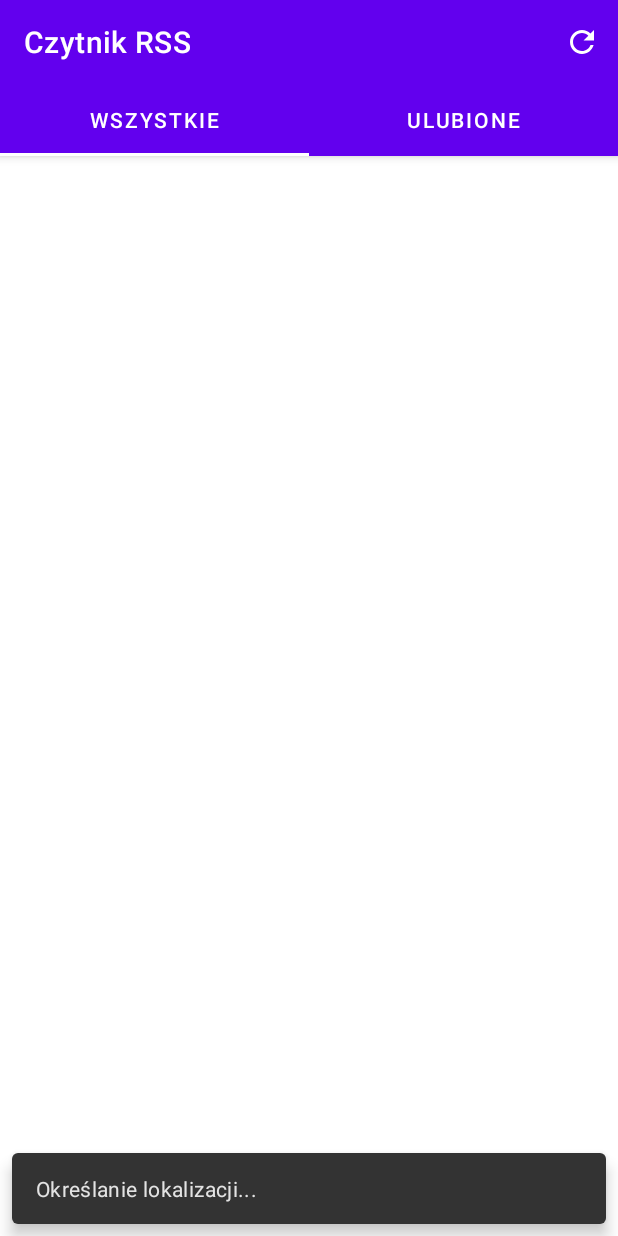
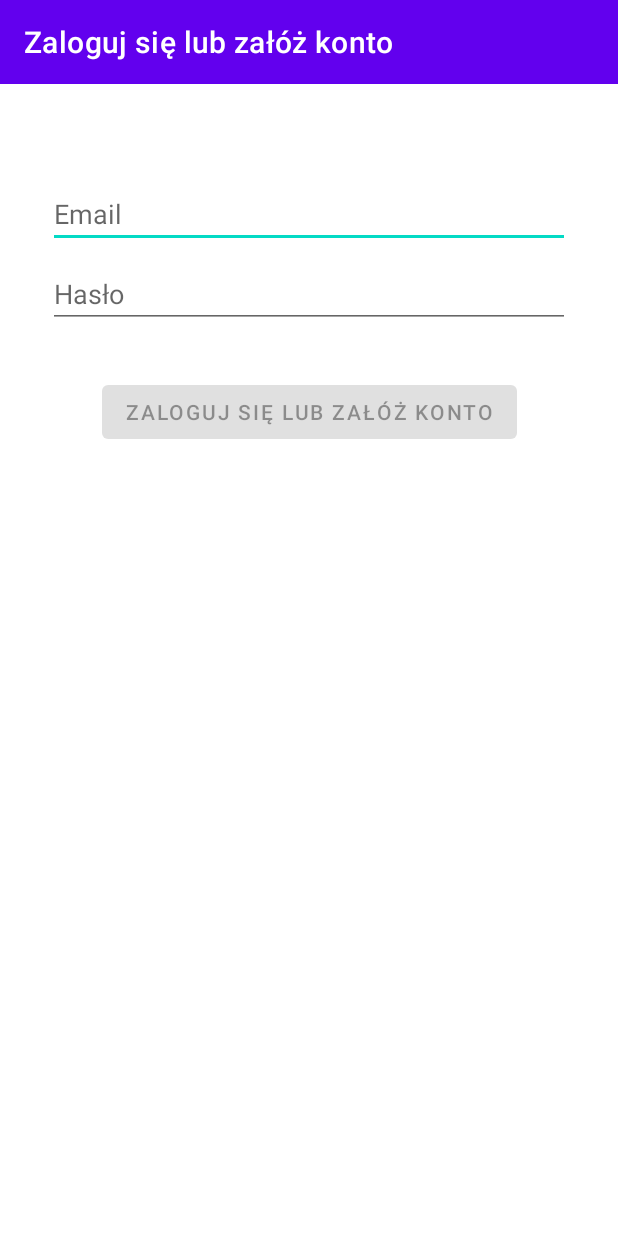
Before and after one commit to Electronic-Mango/rss-reader, an Android app: the screen it shows after launch (MainActivity before the commit, LoginActivity after it), on a phone screen of 412 x 824 dp. Run offline under Robolectric (Android 15) with nearby library versions, the phone set to English and light mode, and no system bars; our stand-ins replace Firebase (no records; nobody signed in at launch, a user with empty details on screens opened directly), Room's generated code; 1 statement that could not run was skipped.

Commit message:
Add sign-in/sign-up via email to Firebase
Add client authentication to Firebase via email and password.
Users can sign in to existing account, or create a new one.
No verification of created accounts is added.

google-services.json is temporarily not commited on purpose.

```diff
--- a/app/build.gradle
+++ b/app/build.gradle
@@ -2,6 +2,7 @@ plugins {
     id 'com.android.application'
     id 'kotlin-android'
     id 'kotlin-kapt'
+    id 'com.google.gms.google-services'
 }
 
 android {
@@ -60,6 +61,8 @@ dependencies {
     implementation 'com.google.android.gms:play-services-auth:19.0.0'
     implementation 'androidx.room:room-runtime:2.3.0'
     implementation "androidx.room:room-ktx:2.3.0"
+    implementation 'com.google.firebase:firebase-auth:21.0.1'
+    implementation 'androidx.annotation:annotation:1.1.0'
     kapt "androidx.room:room-compiler:2.3.0"
     testImplementation 'junit:junit:4.13.2'
     androidTestImplementation 'androidx.test.ext:junit:1.1.2'
--- a/app/src/main/AndroidManifest.xml
+++ b/app/src/main/AndroidManifest.xml
@@ -14,6 +14,11 @@
         android:supportsRtl="true"
         android:theme="@style/Theme.PrmProject2">
         <activity
+            android:name=".ui.login.LoginActivity"
+            android:label="@string/title_activity_login"
+            android:theme="@style/Theme.PrmProject2.NoActionBar"
+            android:windowSoftInputMode="adjustResize" />
+        <activity
             android:name=".ui.main.MainActivity"
             android:label="@string/app_name"
             android:theme="@style/Theme.PrmProject2.NoActionBar">
--- /dev/null
+++ b/app/src/main/java/prm/project2/ui/FirebaseUtils.kt
@@ -0,0 +1,7 @@
+package prm.project2.ui
+
+import com.google.firebase.auth.FirebaseAuth
+
+object FirebaseUtils {
+    val firebaseAuth = FirebaseAuth.getInstance()
+}
--- /dev/null
+++ b/app/src/main/java/prm/project2/ui/login/LoginActivity.kt
@@ -0,0 +1,113 @@
+package prm.project2.ui.login
+
+import android.app.Activity
+import android.os.Bundle
+import android.text.Editable
+import android.text.TextWatcher
+import android.view.MenuItem
+import android.view.View
+import android.view.inputmethod.EditorInfo
+import android.widget.Button
+import android.widget.EditText
+import android.widget.ProgressBar
+import androidx.activity.viewModels
+import androidx.appcompat.app.AppCompatActivity
+import androidx.lifecycle.Observer
+import com.google.android.gms.tasks.Task
+import com.google.android.material.snackbar.Snackbar
+import com.google.android.material.snackbar.Snackbar.LENGTH_INDEFINITE
+import com.google.firebase.auth.AuthResult
+import prm.project2.R
+import prm.project2.databinding.ActivityLoginBinding
+import prm.project2.ui.FirebaseUtils.firebaseAuth
+
+class LoginActivity : AppCompatActivity() {
+
+    private val loginFormViewModel: LoginFormViewModel by viewModels()
+    private val binding by lazy { ActivityLoginBinding.inflate(layoutInflater) }
+    private lateinit var email: EditText
+    private lateinit var password: EditText
+    private lateinit var login: Button
+    private lateinit var loading: ProgressBar
+
+    override fun onCreate(savedInstanceState: Bundle?) {
+        super.onCreate(savedInstanceState)
+        setContentView(binding.root)
+        setSupportActionBar(binding.toolbarLoginActivity)
+
+        email = binding.email
+        password = binding.password
+        login = binding.login
+        loading = binding.loading
+
+        loginFormViewModel.loginFormState.observe(this@LoginActivity, Observer {
+            val loginState = it ?: return@Observer
+            login.isEnabled = loginState.isDataValid
+            loginState.emailError?.let { email.error = getString(loginState.emailError) }
+            loginState.passwordError?.let { password.error = getString(loginState.passwordError) }
+        })
+
+        email.afterTextChanged { loginFormViewModel.loginDataChanged(email.toText(), password.toText()) }
+
+        password.apply {
+            afterTextChanged { loginFormViewModel.loginDataChanged(email.toText(), password.toText()) }
+
+            setOnEditorActionListener { _, actionId, _ ->
+                return@setOnEditorActionListener when (actionId) {
+                    EditorInfo.IME_ACTION_DONE -> {
+                        loginOrSignup()
+                        true
+                    }
+                    else -> false
+                }
+            }
+
+            login.setOnClickListener { loginOrSignup() }
+        }
+    }
+
+    private fun loginOrSignup() {
+        loading.visibility = View.VISIBLE
+        firebaseAuth.signInWithEmailAndPassword(email.toText(), password.toText())
+            .addOnCompleteListener(this::handleSignIn)
+    }
+
+    private fun handleSignIn(signInTask: Task<AuthResult>) {
+        if (signInTask.isSuccessful) {
+            loading.visibility = View.GONE
+            setResult(Activity.RESULT_OK)
+            finish()
+        } else {
+            firebaseAuth.createUserWithEmailAndPassword(email.toText(), password.toText())
+                .addOnCompleteListener(this::handleSignUp)
+        }
+    }
+
+    private fun handleSignUp(signUpTask: Task<AuthResult>) {
+        if (signUpTask.isSuccessful) {
+            loading.visibility = View.GONE
+            setResult(Activity.RESULT_OK)
+            finish()
+        } else {
+            loading.visibility = View.GONE
+            Snackbar.make(binding.container, getString(R.string.login_failed), LENGTH_INDEFINITE).show()
+        }
+    }
+}
+
+/**
+ * Extension function to simplify setting an afterTextChanged action to EditText components.
+ */
+private fun EditText.afterTextChanged(afterTextChanged: (String) -> Unit) {
+    this.addTextChangedListener(object : TextWatcher {
+        override fun afterTextChanged(editable: Editable?) {
+            afterTextChanged.invoke(editable.toString())
+        }
+
+        override fun beforeTextChanged(s: CharSequence, start: Int, count: Int, after: Int) {}
+
+        override fun onTextChanged(s: CharSequence, start: Int, before: Int, count: Int) {}
+    })
+}
+
+private fun EditText.toText(): String = this.text.toString()
--- a/app/src/main/java/prm/project2/ui/main/MainActivity.kt
+++ b/app/src/main/java/prm/project2/ui/main/MainActivity.kt
@@ -5,7 +5,7 @@ import android.Manifest.permission.ACCESS_FINE_LOCATION
 import android.annotation.SuppressLint
 import android.app.AlertDialog
 import android.content.Intent
-import android.content.pm.PackageManager
+import android.content.pm.PackageManager.PERMISSION_GRANTED
 import android.graphics.Bitmap
 import android.graphics.BitmapFactory
 import android.location.Geocoder
@@ -23,6 +23,9 @@ import androidx.activity.result.contract.ActivityResultContracts.StartActivityFo
 import androidx.activity.viewModels
 import androidx.appcompat.app.AppCompatActivity
 import androidx.room.Room
+import com.google.android.gms.auth.api.Auth
+import com.google.android.gms.auth.api.signin.GoogleSignIn
+import com.google.android.gms.auth.api.signin.GoogleSignInOptions
 import com.google.android.gms.common.GooglePlayServicesNotAvailableException
 import com.google.android.gms.common.GooglePlayServicesRepairableException
 import com.google.android.gms.common.GooglePlayServicesUtil
@@ -47,6 +50,8 @@ import prm.project2.database.ReadRssGuidDatabase
 import prm.project2.databinding.ActivityMainBinding
 import prm.project2.rssentries.RssEntry
 import prm.project2.rssentries.parseRssStream
+import prm.project2.ui.FirebaseUtils.firebaseAuth
+import prm.project2.ui.login.LoginActivity
 import prm.project2.ui.main.rssentries.rssentriesall.RssEntriesAllViewModel
 import prm.project2.ui.main.rssentries.rssentriesfavourites.RssEntriesFavouritesViewModel
 import prm.project2.ui.rssentrydetails.RssEntryDetailsActivity
@@ -54,20 +59,26 @@ import java.io.IOException
 import java.net.HttpURLConnection
 import java.net.MalformedURLException
 import java.net.URL
-import java.util.*
+import java.util.Locale
 import java.util.stream.Collectors.toList
 import kotlin.concurrent.thread
 
 private const val RSS_LINK_POLAND = "https://www.polsatnews.pl/rss/polska.xml"
 private const val RSS_LINK_INTERNATIONAL = "https://www.polsatnews.pl/rss/swiat.xml"
-private const val LOCATION_PERMISSION_REQUEST = 100
+private const val LOCATION_REQUEST_ID = 100
 
 class MainActivity : AppCompatActivity() {
 
     private val rssEntriesAllViewModel: RssEntriesAllViewModel by viewModels()
     private val rssEntriesFavouritesViewModel: RssEntriesFavouritesViewModel by viewModels()
-    private val showRssEntryDetails = registerForActivityResult(StartActivityForResult()) {
+    private val showRssEntryDetailsActivityResult = registerForActivityResult(StartActivityForResult()) {
         handleRssEntryDetailsResponse(it)
+    }
+    private val loginActivityResult = registerForActivityResult(StartActivityForResult()) {
+        if (it.resultCode == RESULT_CANCELED) {
+            finish()
+        }
+        // TODO: Consider some kind of response for login, perhaps small UI indication + logout possibility?
     }
     private val locationClient by lazy { LocationServices.getFusedLocationProviderClient(this) }
     private val locationCancellationToken by lazy { CancellationTokenSource().token }
@@ -77,6 +88,12 @@ class MainActivity : AppCompatActivity() {
     override fun onCreate(savedInstanceState: Bundle?) {
         super.onCreate(savedInstanceState)
         setContentView(R.layout.activity_main)
+
+        firebaseAuth.signOut()
+
+        if (firebaseAuth.currentUser == null) {
+            Intent(this, LoginActivity::class.java).let { loginActivityResult.launch(it) }
+        }
 
         setSupportActionBar(binding.toolbarMainActivity)
         setContentView(binding.root)
@@ -120,8 +137,8 @@ class MainActivity : AppCompatActivity() {
 
     private fun checkLocationPermissionAndCurrentLocation(): Boolean {
         showIndefiniteSnackbar(binding.viewPager, "Określanie lokalizacji...")
-        if (checkPermissions(ACCESS_COARSE_LOCATION, ACCESS_FINE_LOCATION)) {
-            requestPermissions(arrayOf(ACCESS_COARSE_LOCATION, ACCESS_FINE_LOCATION), LOCATION_PERMISSION_REQUEST)
+        if (!checkPermissionsGranted(ACCESS_COARSE_LOCATION, ACCESS_FINE_LOCATION)) {
+            requestPermissions(arrayOf(ACCESS_COARSE_LOCATION, ACCESS_FINE_LOCATION), LOCATION_REQUEST_ID)
         } else {
             checkCurrentLocation()
         }
@@ -130,7 +147,7 @@ class MainActivity : AppCompatActivity() {
 
     override fun onRequestPermissionsResult(requestCode: Int, permissions: Array<out String>, grantResults: IntArray) {
         when (requestCode) {
-            LOCATION_PERMISSION_REQUEST -> handleLocationRequestResult(permissions, grantResults)
+            LOCATION_REQUEST_ID -> handleLocationRequestResult(permissions, grantResults)
             else -> super.onRequestPermissionsResult(requestCode, permissions, grantResults)
         }
     }
@@ -139,7 +156,7 @@ class MainActivity : AppCompatActivity() {
         if (checkLocationRequestResults(permissions, grantResults)) {
             checkCurrentLocation()
         } else {
-            loadRssWithoutLocationData()
+            loadRssWithoutLocationData("Brak dostępu do lokalizacji")
         }
     }
 
@@ -224,8 +241,6 @@ class MainActivity : AppCompatActivity() {
         }
     }
 
-    private fun String.toEntity(): ReadRssGuid = ReadRssGuid(this)
-
     private fun runFullRssEntryDetailsActivity(rssEntry: RssEntry) {
         val intent = Intent(this, RssEntryDetailsActivity::class.java).apply {
             putExtra(INTENT_DATA_GUID, rssEntry.guid)
@@ -236,7 +251,8 @@ class MainActivity : AppCompatActivity() {
             putExtra(INTENT_DATA_FAVOURITE, rssEntry.favourite)
         }
         IMAGE_TO_SHOW = rssEntry.image
-        showRssEntryDetails.launch(intent)
+
+        showRssEntryDetailsActivityResult.launch(intent)
     }
 
     private fun toggleFavouriteOnRssEntry(rssEntry: RssEntry) {
@@ -279,15 +295,15 @@ class MainActivity : AppCompatActivity() {
         }
     }
 
-    private fun checkPermissions(vararg permissions: String): Boolean {
-        return permissions.map { checkSelfPermission(it) != PackageManager.PERMISSION_GRANTED }.all { it }
+    private fun checkPermissionsGranted(vararg permissions: String): Boolean {
+        return permissions.map { checkSelfPermission(it) == PERMISSION_GRANTED }.all { it }
     }
 
     private fun checkLocationRequestResults(permissions: Array<out String>, grantResults: IntArray): Boolean {
         return permissions.contains(ACCESS_COARSE_LOCATION)
                 && permissions.contains(ACCESS_FINE_LOCATION)
-                && grantResults[permissions.indexOf(ACCESS_COARSE_LOCATION)] == PackageManager.PERMISSION_GRANTED
-                && grantResults[permissions.indexOf(ACCESS_FINE_LOCATION)] == PackageManager.PERMISSION_GRANTED
+                && grantResults[permissions.indexOf(ACCESS_COARSE_LOCATION)] == PERMISSION_GRANTED
+                && grantResults[permissions.indexOf(ACCESS_FINE_LOCATION)] == PERMISSION_GRANTED
     }
 
     private fun getCountryCodeFromLocation(location: Location): String? {
@@ -295,3 +311,5 @@ class MainActivity : AppCompatActivity() {
             .firstOrNull()?.countryCode
     }
 }
+
+private fun String.toEntity(): ReadRssGuid = ReadRssGuid(this)
--- a/app/src/main/java/prm/project2/ui/main/rssentries/rssentriesall/RssEntriesAllFragment.kt
+++ b/app/src/main/java/prm/project2/ui/main/rssentries/rssentriesall/RssEntriesAllFragment.kt
@@ -2,7 +2,6 @@ package prm.project2.ui.main.rssentries.rssentriesall
 
 import androidx.fragment.app.activityViewModels
 import prm.project2.ui.main.rssentries.RssEntriesFragment
-import prm.project2.ui.main.rssentries.RssEntriesViewModel
 
 class RssEntriesAllFragment : RssEntriesFragment() {
     override val viewModel: RssEntriesAllViewModel by activityViewModels()
--- a/app/src/main/java/prm/project2/ui/main/rssentries/rssentriesfavourites/RssEntriesFavouritesFragment.kt
+++ b/app/src/main/java/prm/project2/ui/main/rssentries/rssentriesfavourites/RssEntriesFavouritesFragment.kt
@@ -2,7 +2,6 @@ package prm.project2.ui.main.rssentries.rssentriesfavourites
 
 import androidx.fragment.app.activityViewModels
 import prm.project2.ui.main.rssentries.RssEntriesFragment
-import prm.project2.ui.main.rssentries.RssEntriesViewModel
 
 class RssEntriesFavouritesFragment : RssEntriesFragment() {
     override val viewModel: RssEntriesFavouritesViewModel by activityViewModels()
--- a/app/src/main/java/prm/project2/ui/rssentrydetails/RssEntryDetailsActivity.kt
+++ b/app/src/main/java/prm/project2/ui/rssentrydetails/RssEntryDetailsActivity.kt
@@ -26,13 +26,12 @@ private val DATE_FORMATTER = DateTimeFormatter.ofPattern("yyyy.MM.dd HH:mm:ss")
 
 class RssEntryDetailsActivity : AppCompatActivity() {
 
-    private lateinit var binding: ActivityRssEntryDetailsBinding
+    private val binding by lazy { ActivityRssEntryDetailsBinding.inflate(layoutInflater) }
     private lateinit var rssEntry: RssEntry
 
     override fun onCreate(savedInstanceState: Bundle?) {
         super.onCreate(savedInstanceState)
 
-        binding = ActivityRssEntryDetailsBinding.inflate(layoutInflater)
         setContentView(binding.root)
 
         setSupportActionBar(binding.toolbarRrsEntryDetails)
--- /dev/null
+++ b/app/src/main/res/layout/activity_login.xml
@@ -0,0 +1,80 @@
+<?xml version="1.0" encoding="utf-8"?>
+<androidx.constraintlayout.widget.ConstraintLayout xmlns:android="http://schemas.android.com/apk/res/android"
+    xmlns:app="http://schemas.android.com/apk/res-auto"
+    xmlns:tools="http://schemas.android.com/tools"
+    android:id="@+id/container"
+    android:layout_width="match_parent"
+    android:layout_height="match_parent"
+    tools:context=".ui.login.LoginActivity">
+
+    <androidx.appcompat.widget.Toolbar
+        android:id="@+id/toolbarLoginActivity"
+        android:layout_width="match_parent"
+        android:layout_height="wrap_content"
+        android:background="?attr/colorPrimary"
+        android:minHeight="?attr/actionBarSize"
+        android:theme="?attr/actionBarTheme"
+        app:layout_constraintEnd_toEndOf="parent"
+        app:layout_constraintStart_toStartOf="parent"
+        app:layout_constraintTop_toTopOf="parent" />
+
+    <EditText
+        android:id="@+id/email"
+        android:layout_width="0dp"
+        android:layout_height="wrap_content"
+        android:layout_marginStart="32dp"
+        android:layout_marginTop="64dp"
+        android:layout_marginEnd="32dp"
+        android:autofillHints="@string/prompt_email"
+        android:focusedByDefault="true"
+        android:hint="@string/prompt_email"
+        android:inputType="textEmailAddress"
+        android:selectAllOnFocus="true"
+        app:layout_constraintEnd_toEndOf="parent"
+        app:layout_constraintStart_toStartOf="parent"
+        app:layout_constraintTop_toBottomOf="@+id/toolbarLoginActivity" />
+
+    <EditText
+        android:id="@+id/password"
+        android:layout_width="0dp"
+        android:layout_height="wrap_content"
+        android:layout_marginStart="32dp"
+        android:layout_marginTop="8dp"
+        android:layout_marginEnd="32dp"
+        android:autofillHints="@string/prompt_password"
+        android:hint="@string/prompt_password"
+        android:imeActionLabel="@string/action_sign_in_short"
+        android:imeOptions="actionDone"
+        android:inputType="textPassword"
+        android:selectAllOnFocus="true"
+        app:layout_constraintEnd_toEndOf="parent"
+        app:layout_constraintStart_toStartOf="parent"
+        app:layout_constraintTop_toBottomOf="@+id/email" />
+
+    <Button
+        android:id="@+id/login"
+        android:layout_width="wrap_content"
+        android:layout_height="wrap_content"
+        android:layout_gravity="start"
+        android:layout_marginStart="48dp"
+        android:layout_marginTop="32dp"
+        android:layout_marginEnd="48dp"
+        android:enabled="false"
+        android:text="@string/action_sign_in"
+        app:layout_constraintEnd_toEndOf="parent"
+        app:layout_constraintStart_toStartOf="parent"
+        app:layout_constraintTop_toBottomOf="@+id/password" />
+
+    <ProgressBar
+        android:id="@+id/loading"
+        android:layout_width="wrap_content"
+        android:layout_height="wrap_content"
+        android:layout_gravity="center"
+        android:layout_marginStart="32dp"
+        android:layout_marginEnd="32dp"
+        android:visibility="gone"
+        app:layout_constraintBottom_toTopOf="@+id/email"
+        app:layout_constraintEnd_toEndOf="@+id/password"
+        app:layout_constraintStart_toStartOf="@+id/password"
+        app:layout_constraintTop_toBottomOf="@+id/toolbarLoginActivity" />
+</androidx.constraintlayout.widget.ConstraintLayout>
--- a/app/src/main/res/values/strings.xml
+++ b/app/src/main/res/values/strings.xml
@@ -2,5 +2,13 @@
     <string name="app_name">Czytnik RSS</string>
     <string name="tab_title_all">Wszystkie</string>
     <string name="tab_title_favourites">Ulubione</string>
-    <string name="title_activity_rss_entry_details"></string>
+    <string name="title_activity_rss_entry_details">Szczegóły wydarzenia</string>
+    <string name="title_activity_login">Zaloguj się lub załóż konto</string>
+    <string name="prompt_email">Email</string>
+    <string name="prompt_password">Hasło</string>
+    <string name="action_sign_in">Zaloguj się lub załóż konto</string>
+    <string name="action_sign_in_short">Zaloguj się</string>
+    <string name="invalid_email">Niepoprawny adres email</string>
+    <string name="invalid_password">Hasło musi składać się z 5 znaków i conajmniej jednej cyfry</string>
+    <string name="login_failed">Błąd logowania, niepoprawne hasło</string>
 </resources>
--- a/build.gradle
+++ b/build.gradle
@@ -8,6 +8,7 @@ buildscript {
     dependencies {
         classpath "com.android.tools.build:gradle:4.2.1"
         classpath "org.jetbrains.kotlin:kotlin-gradle-plugin:$kotlin_version"
+        classpath 'com.google.gms:google-services:4.3.8'
 
         // NOTE: Do not place your application dependencies here; they belong
         // in the individual module build.gradle files
```
Also changed, not shown: app/src/main/java/prm/project2/ui/login/LoginFormState.kt (added, +10 -0 lines), app/src/main/java/prm/project2/ui/login/LoginFormViewModel.kt (added, +31 -0 lines), app/src/main/java/prm/project2/ui/main/rssentries/RssEntriesRecyclerViewAdapter.kt (+2 -6 lines).
